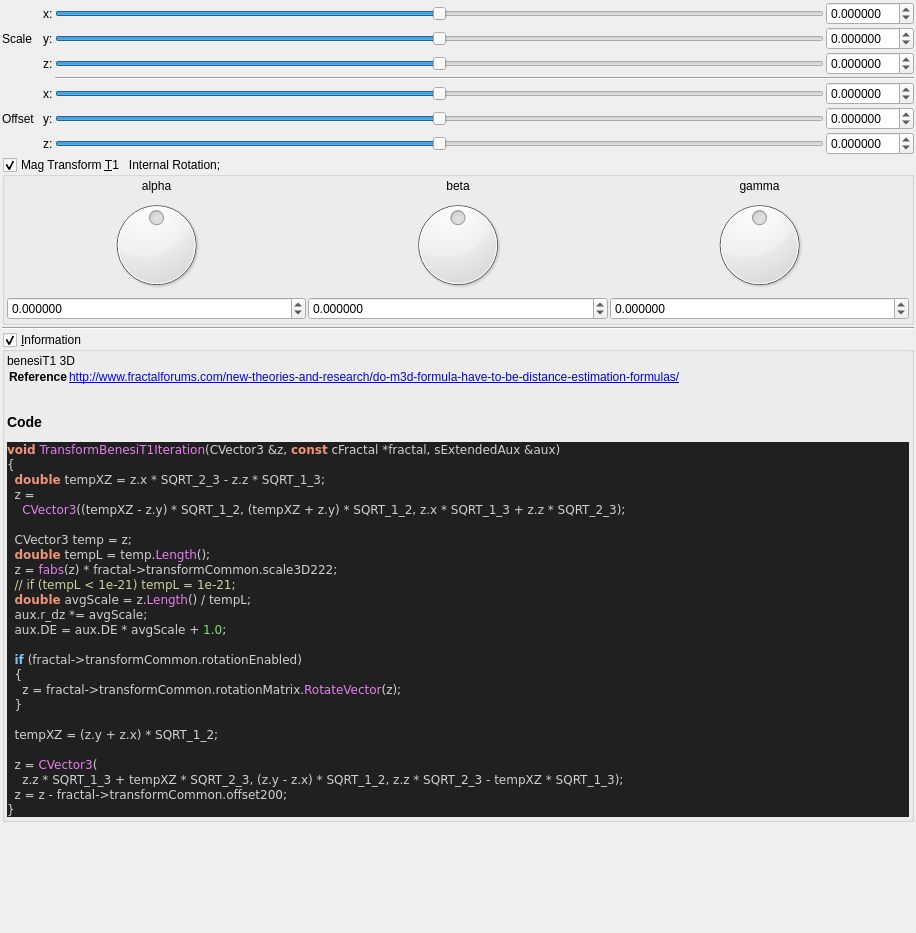
First picture: the form in mandelbulber2/qt_data/fractal_transf_benesi_T1.ui, repository buddhi1980/mandelbulber2, before the edit.
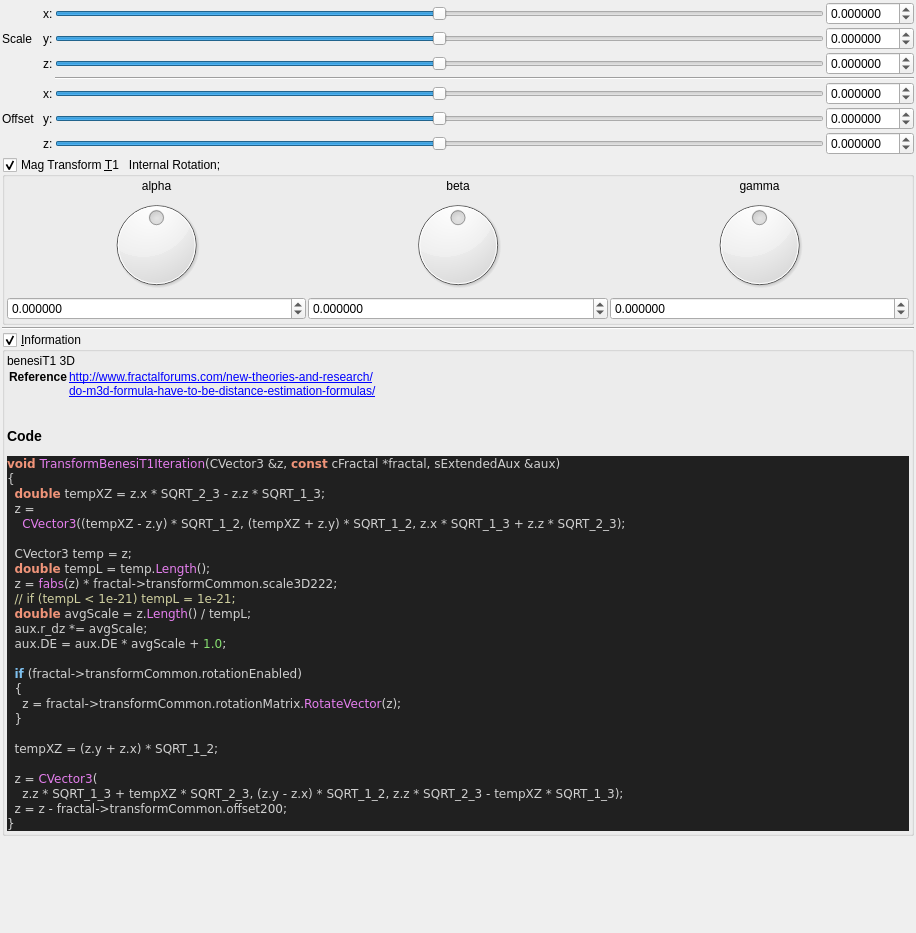
Second picture: the form after the edit. Custom widgets are drawn as their Qt base class.

Commit message: source code format & updated ui formula files

What changed in the file:
```diff
--- a/mandelbulber2/qt_data/fractal_transf_benesi_T1.ui
+++ b/mandelbulber2/qt_data/fractal_transf_benesi_T1.ui
@@ -624,7 +624,8 @@
        <widget class="QLabel" name="label_code_content">
         <property name="text">
          <string>&lt;p&gt;benesiT1  3D&lt;/p&gt;&lt;table&gt;
-&lt;tr&gt;&lt;th&gt;Reference&lt;/th&gt;&lt;td&gt;&lt;a href=&quot;http://www.fractalforums.com/new-theories-and-research/do-m3d-formula-have-to-be-distance-estimation-formulas/&quot;&gt;http://www.fractalforums.com/new-theories-and-research/do-m3d-formula-have-to-be-distance-estimation-formulas/&lt;br&gt;
+&lt;tr&gt;&lt;th&gt;Reference&lt;/th&gt;&lt;td&gt;&lt;a href=&quot;http://www.fractalforums.com/new-theories-and-research/&quot;&gt;http://www.fractalforums.com/new-theories-and-research/&lt;br&gt;
+&lt;a href=&quot;do-m3d-formula-have-to-be-distance-estimation-formulas/&quot;&gt;do-m3d-formula-have-to-be-distance-estimation-formulas/&lt;br&gt;
 &lt;/td&gt;&lt;/tr&gt;
 &lt;/table&gt;
 &lt;h3&gt;Code&lt;/h3&gt;
```
The commit also changes 41 other files.
